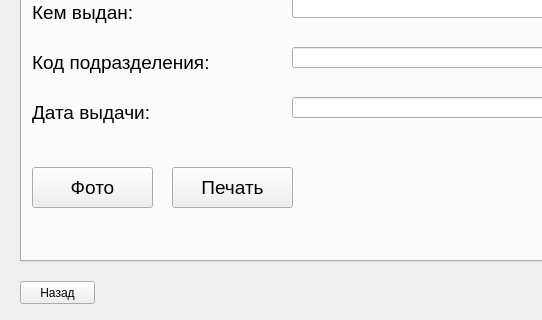
Above: anketa.ui from max-marshalov/ZMC_Final_Task3 before the change; both pictures show x 0 to 542 and y 399 to 719 of the 807 by 719 pixel window. Below: the same form after it.
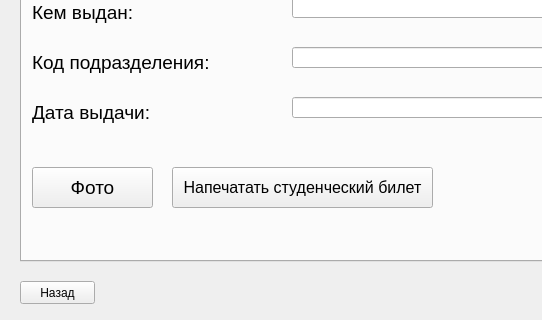
That is the form after the change.

```diff
--- a/anketa.ui
+++ b/anketa.ui
@@ -368,17 +368,17 @@
        <rect>
         <x>150</x>
         <y>530</y>
-        <width>121</width>
+        <width>261</width>
         <height>41</height>
        </rect>
       </property>
       <property name="font">
        <font>
-        <pointsize>14</pointsize>
+        <pointsize>12</pointsize>
        </font>
       </property>
       <property name="text">
-       <string>Печать</string>
+       <string>Напечатать студенческий билет</string>
       </property>
      </widget>
     </widget>
```
